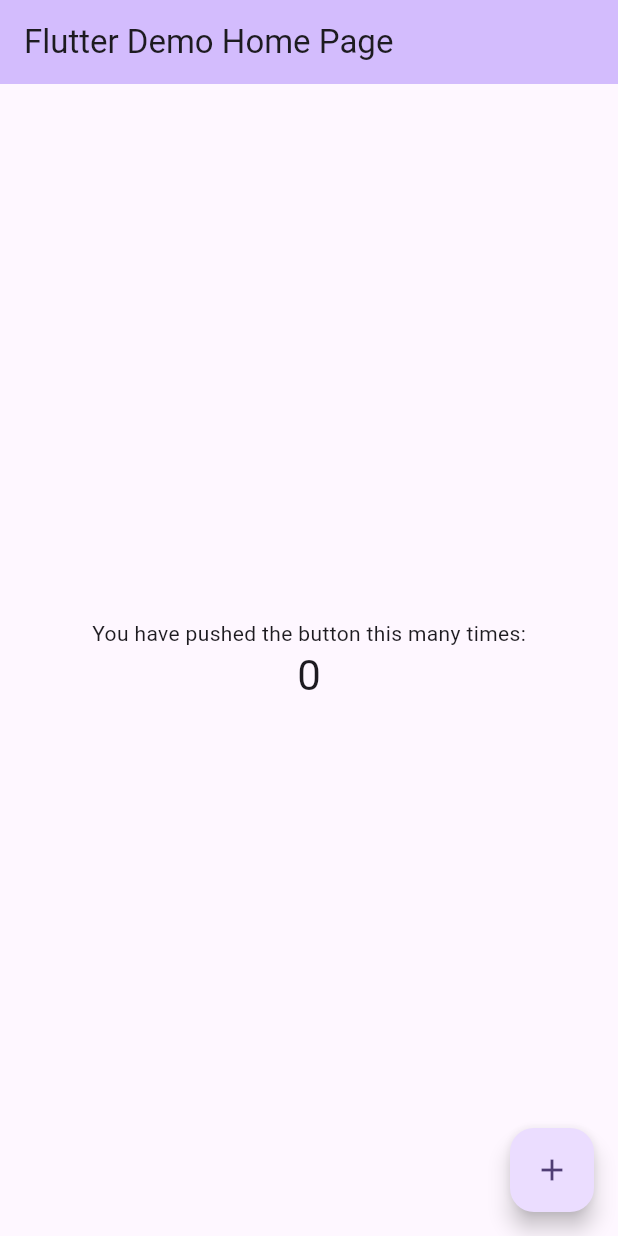
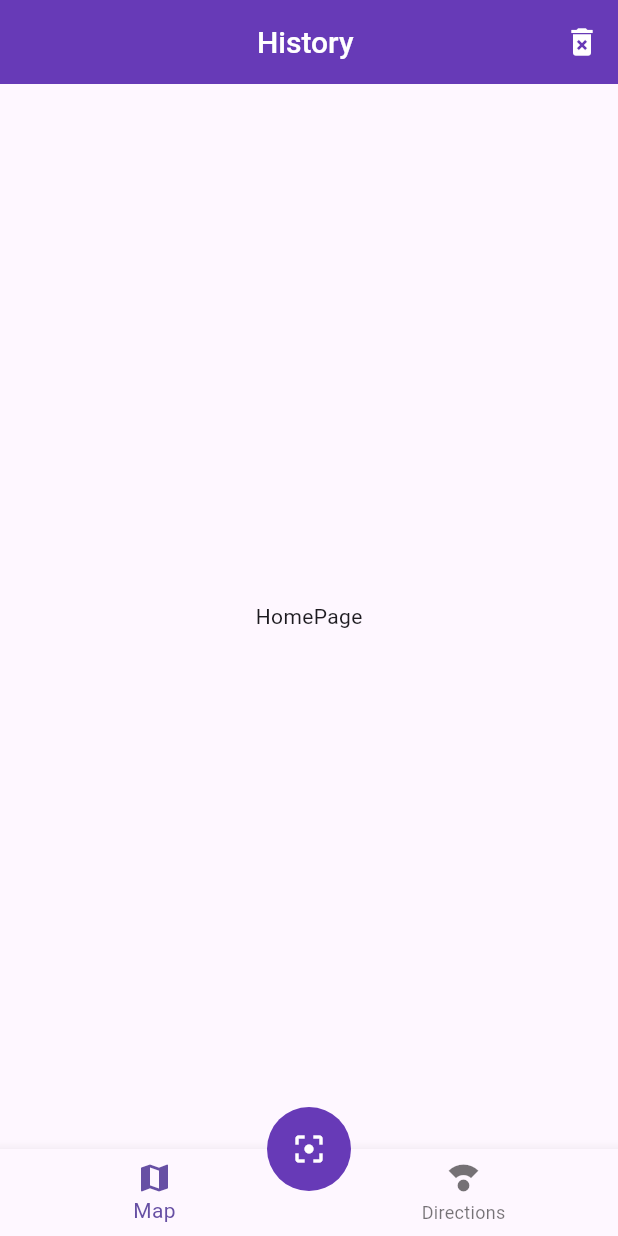
Before and after one commit to D14LB3L0/qrScanner-app, a Flutter app: the screen it shows after launch, on a phone screen of 412 x 824 dp. Run offline on Flutter 3.47's test engine with Material 3 defaults, Android fonts, the phone set to English and light mode, and no system bars.

Commit message:
added theme

```diff
--- a/lib/main.dart
+++ b/lib/main.dart
@@ -1,122 +1,20 @@
 import 'package:flutter/material.dart';
+import 'package:qr_reader/pages/pages.dart';
+import 'package:qr_reader/theme/app_theme.dart';
 
-void main() {
-  runApp(const MyApp());
-}
+void main() => runApp(const MyApp());
 
 class MyApp extends StatelessWidget {
   const MyApp({super.key});
 
-  // This widget is the root of your application.
   @override
   Widget build(BuildContext context) {
     return MaterialApp(
-      title: 'Flutter Demo',
-      theme: ThemeData(
-        // This is the theme of your application.
-        //
-        // TRY THIS: Try running your application with "flutter run". You'll see
-        // the application has a purple toolbar. Then, without quitting the app,
-        // try changing the seedColor in the colorScheme below to Colors.green
-        // and then invoke "hot reload" (save your changes or press the "hot
-        // reload" button in a Flutter-supported IDE, or press "r" if you used
-        // the command line to start the app).
-        //
-        // Notice that the counter didn't reset back to zero; the application
-        // state is not lost during the reload. To reset the state, use hot
-        // restart instead.
-        //
-        // This works for code too, not just values: Most code changes can be
-        // tested with just a hot reload.
-        colorScheme: ColorScheme.fromSeed(seedColor: Colors.deepPurple),
-      ),
-      home: const MyHomePage(title: 'Flutter Demo Home Page'),
+      debugShowCheckedModeBanner: false,
+      title: 'QR Reader',
+      initialRoute: 'home',
+      routes: {'home': (_) => HomePage(), 'map': (_) => MapPage()},
+      theme: AppTheme.lightTheme,
     );
   }
 }
-
-class MyHomePage extends StatefulWidget {
-  const MyHomePage({super.key, required this.title});
-
-  // This widget is the home page of your application. It is stateful, meaning
-  // that it has a State object (defined below) that contains fields that affect
-  // how it looks.
-
-  // This class is the configuration for the state. It holds the values (in this
-  // case the title) provided by the parent (in this case the App widget) and
-  // used by the build method of the State. Fields in a Widget subclass are
-  // always marked "final".
-
-  final String title;
-
-  @override
-  State<MyHomePage> createState() => _MyHomePageState();
-}
-
-class _MyHomePageState extends State<MyHomePage> {
-  int _counter = 0;
-
-  void _incrementCounter() {
-    setState(() {
-      // This call to setState tells the Flutter framework that something has
-      // changed in this State, which causes it to rerun the build method below
-      // so that the display can reflect the updated values. If we changed
-      // _counter without calling setState(), then the build method would not be
-      // called again, and so nothing would appear to happen.
-      _counter++;
-    });
-  }
-
-  @override
-  Widget build(BuildContext context) {
-    // This method is rerun every time setState is called, for instance as done
-    // by the _incrementCounter method above.
-    //
-    // The Flutter framework has been optimized to make rerunning build methods
-    // fast, so that you can just rebuild anything that needs updating rather
-    // than having to individually change instances of widgets.
-    return Scaffold(
-      appBar: AppBar(
-        // TRY THIS: Try changing the color here to a specific color (to
-        // Colors.amber, perhaps?) and trigger a hot reload to see the AppBar
-        // change color while the other colors stay the same.
-        backgroundColor: Theme.of(context).colorScheme.inversePrimary,
-        // Here we take the value from the MyHomePage object that was created by
-        // the App.build method, and use it to set our appbar title.
-        title: Text(widget.title),
-      ),
-      body: Center(
-        // Center is a layout widget. It takes a single child and positions it
-        // in the middle of the parent.
-        child: Column(
-          // Column is also a layout widget. It takes a list of children and
-          // arranges them vertically. By default, it sizes itself to fit its
-          // children horizontally, and tries to be as tall as its parent.
-          //
-          // Column has various properties to control how it sizes itself and
-          // how it positions its children. Here we use mainAxisAlignment to
-          // center the children vertically; the main axis here is the vertical
-          // axis because Columns are vertical (the cross axis would be
-          // horizontal).
-          //
-          // TRY THIS: Invoke "debug painting" (choose the "Toggle Debug Paint"
-          // action in the IDE, or press "p" in the console), to see the
-          // wireframe for each widget.
-          mainAxisAlignment: MainAxisAlignment.center,
-          children: <Widget>[
-            const Text('You have pushed the button this many times:'),
-            Text(
-              '$_counter',
-              style: Theme.of(context).textTheme.headlineMedium,
-            ),
-          ],
-        ),
-      ),
-      floatingActionButton: FloatingActionButton(
-        onPressed: _incrementCounter,
-        tooltip: 'Increment',
-        child: const Icon(Icons.add),
-      ), // This trailing comma makes auto-formatting nicer for build methods.
-    );
-  }
-}
--- /dev/null
+++ b/lib/pages/home_page.dart
@@ -0,0 +1,27 @@
+import 'package:flutter/material.dart';
+
+import '../widgets/widgets.dart';
+
+class HomePage extends StatelessWidget {
+
+  const HomePage({super.key});
+
+  @override
+  Widget build(BuildContext context) {
+    return Scaffold(
+      appBar: AppBar(
+        title: Text('History '),
+        actions: [
+          IconButton(onPressed: (){}, icon: Icon(Icons.delete_forever))
+        ],
+      ),
+      body: Center(
+         child: Text('HomePage'),
+      ),
+
+      bottomNavigationBar: CustomNavigationBar(),
+      floatingActionButton: ScanButton(),
+      floatingActionButtonLocation: FloatingActionButtonLocation.centerDocked,
+    );
+  }
+}
--- /dev/null
+++ b/lib/pages/map_page.dart
@@ -0,0 +1,15 @@
+import 'package:flutter/material.dart';
+
+class MapPage extends StatelessWidget {
+
+  const MapPage({super.key});
+
+  @override
+  Widget build(BuildContext context) {
+    return const Scaffold(
+      body: Center(
+         child: Text('MapPage'),
+      ),
+    );
+  }
+}
--- /dev/null
+++ b/lib/pages/pages.dart
@@ -0,0 +1,2 @@
+export 'home_page.dart';
+export 'map_page.dart';
--- /dev/null
+++ b/lib/theme/app_theme.dart
@@ -0,0 +1,29 @@
+import 'package:flutter/material.dart';
+
+class AppTheme {
+  static const Color primary = Colors.deepPurple;
+
+  static final ThemeData lightTheme = ThemeData.light().copyWith(
+    primaryColor: primary,
+
+    // AppBarTheme
+    appBarTheme: AppBarTheme(
+      color: primary,
+      centerTitle: true,
+      iconTheme: IconThemeData(color: Colors.white),
+      titleTextStyle: TextStyle(
+        color: Colors.white,
+        fontSize: 20,
+        fontWeight: FontWeight.w500,
+      ),
+    ),
+
+    // FloatingActionButton
+    floatingActionButtonTheme: FloatingActionButtonThemeData(
+      elevation: 0,
+      shape: const CircleBorder(),
+      backgroundColor: Colors.deepPurple,
+    ),
+
+  );
+}
--- /dev/null
+++ b/lib/widgets/custom_navigation_bar.dart
@@ -0,0 +1,19 @@
+import 'package:flutter/material.dart';
+
+class CustomNavigationBar extends StatelessWidget {
+  const CustomNavigationBar({super.key});
+
+  @override
+  Widget build(BuildContext context) {
+    return BottomNavigationBar(
+      currentIndex: 0,
+      items: [
+        BottomNavigationBarItem(icon: Icon(Icons.map), label: 'Map'),
+        BottomNavigationBarItem(
+          icon: Icon(Icons.compass_calibration),
+          label: 'Directions',
+        ),
+      ],
+    );
+  }
+}
--- /dev/null
+++ b/lib/widgets/scan_button.dart
@@ -0,0 +1,14 @@
+import 'package:flutter/material.dart';
+
+class ScanButton extends StatelessWidget {
+
+  const ScanButton({super.key});
+
+  @override
+  Widget build(BuildContext context) {
+    return FloatingActionButton(
+      child: Icon(Icons.filter_center_focus, color: Colors.white,),
+      onPressed: (){},
+    );
+  }
+}
--- /dev/null
+++ b/lib/widgets/widgets.dart
@@ -0,0 +1,2 @@
+export 'custom_navigation_bar.dart';
+export 'scan_button.dart';
```
